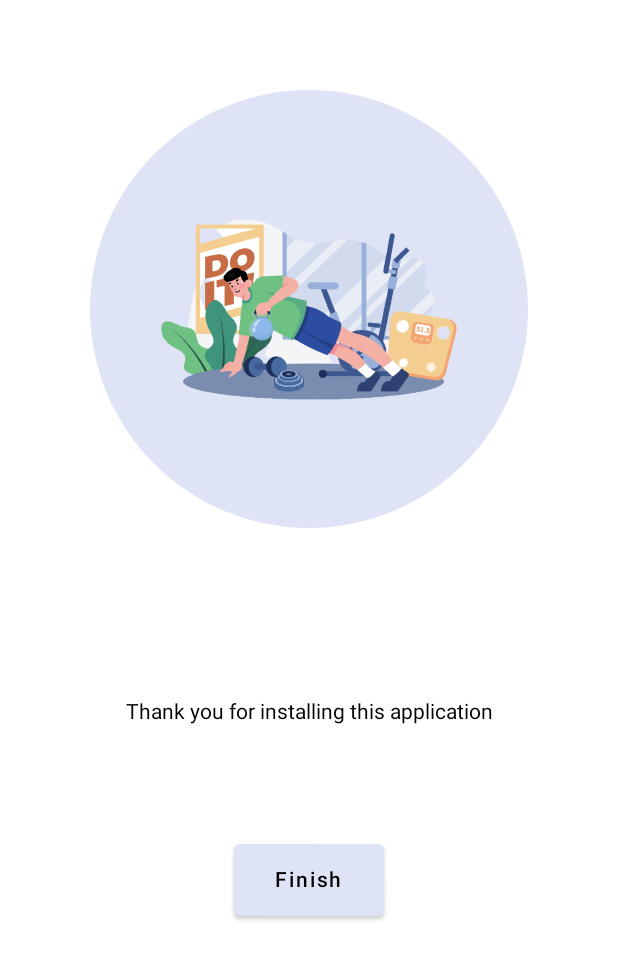
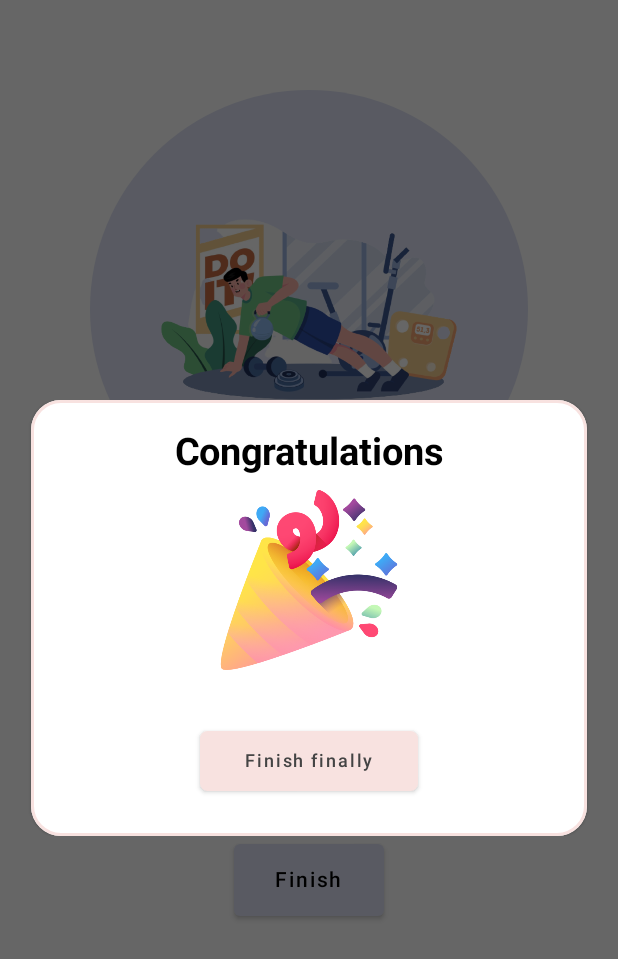
Before and after one commit to zvonacusbrle/FitnessClientTracker, an Android app built with Jetpack Compose: the fragment ThirdScreenFragment placed in its activity, after a tap on "Finish", on a phone screen of 412 x 824 dp. Shown: the top 959 px of the screen. Run offline under Robolectric (Android 15) with nearby library versions, the phone set to English and light mode, and no system bars.

Commit message:
Show FinishDialog when user clicks FinishButton in third fragment

```diff
--- a/app/src/main/java/android/tvz/hr/fitnessclienttracker/MainActivity.kt
+++ b/app/src/main/java/android/tvz/hr/fitnessclienttracker/MainActivity.kt
@@ -1,7 +1,7 @@
 package android.tvz.hr.fitnessclienttracker
 
+import android.os.Bundle
 import androidx.appcompat.app.AppCompatActivity
-import android.os.Bundle
 
 class MainActivity : AppCompatActivity() {
     override fun onCreate(savedInstanceState: Bundle?) {
--- a/app/src/main/java/android/tvz/hr/fitnessclienttracker/onboarding/ViewPagerAdapter.kt
+++ b/app/src/main/java/android/tvz/hr/fitnessclienttracker/onboarding/ViewPagerAdapter.kt
@@ -11,9 +11,7 @@ class ViewPagerAdapter(
     lifecycle: Lifecycle
 ) :
     FragmentStateAdapter(fm, lifecycle) {
-
     private val fragmentList = list
-
     override fun getItemCount(): Int {
         return fragmentList.size
     }
--- a/app/src/main/java/android/tvz/hr/fitnessclienttracker/onboarding/screens/SecondScreenFragment.kt
+++ b/app/src/main/java/android/tvz/hr/fitnessclienttracker/onboarding/screens/SecondScreenFragment.kt
@@ -5,7 +5,6 @@ import android.tvz.hr.fitnessclienttracker.R
 import android.view.LayoutInflater
 import android.view.View
 import android.view.ViewGroup
-import androidx.compose.material.Text
 import androidx.compose.ui.platform.ComposeView
 import androidx.fragment.app.Fragment
 import androidx.viewpager2.widget.ViewPager2
--- a/app/src/main/java/android/tvz/hr/fitnessclienttracker/onboarding/screens/ThirdScreenFragment.kt
+++ b/app/src/main/java/android/tvz/hr/fitnessclienttracker/onboarding/screens/ThirdScreenFragment.kt
@@ -2,10 +2,12 @@ package android.tvz.hr.fitnessclienttracker.onboarding.screens
 
 import android.os.Bundle
 import android.tvz.hr.fitnessclienttracker.R
+import android.tvz.hr.fitnessclienttracker.onboarding.screens.components.FinishDialog
 import android.view.LayoutInflater
 import android.view.View
 import android.view.ViewGroup
-import androidx.compose.material.Text
+import androidx.compose.runtime.mutableStateOf
+import androidx.compose.runtime.remember
 import androidx.compose.ui.platform.ComposeView
 import androidx.fragment.app.Fragment
 import androidx.viewpager2.widget.ViewPager2
@@ -19,14 +21,21 @@ class ThirdScreenFragment : Fragment() {
         val viewPager = activity?.findViewById<ViewPager2>(R.id.viewPager)
         return ComposeView(requireContext()).apply {
             setContent {
+                val isDialogOpen = remember {
+                    mutableStateOf(false)
+                }
                 OnBoardingPage(
                     viewPager = viewPager,
                     backgroundColor = R.color.light_purple,
                     fragmentPicture = R.drawable.third_fragment_picture,
                     title = "",
                     textContent = "Thank you for installing this application",
-                    currentPage = 3
+                    currentPage = 3,
+                    isDialogOpen = isDialogOpen
                 )
+                if (isDialogOpen.value) {
+                    FinishDialog()
+                }
             }
         }
     }
--- a/app/src/main/java/android/tvz/hr/fitnessclienttracker/onboarding/screens/components/FinishButton.kt
+++ b/app/src/main/java/android/tvz/hr/fitnessclienttracker/onboarding/screens/components/FinishButton.kt
@@ -1,32 +1,35 @@
 package android.tvz.hr.fitnessclienttracker.onboarding.screens.components
 
+import android.tvz.hr.fitnessclienttracker.R
 import androidx.compose.foundation.layout.*
 import androidx.compose.material.Button
 import androidx.compose.material.ButtonDefaults
 import androidx.compose.material.Text
 import androidx.compose.runtime.Composable
+import androidx.compose.runtime.MutableState
 import androidx.compose.ui.Alignment
 import androidx.compose.ui.Modifier
 import androidx.compose.ui.graphics.Color
+import androidx.compose.ui.res.colorResource
 import androidx.compose.ui.unit.dp
 
 @Composable
-fun FinishButton() {
+fun FinishButton(isDialogOpen: MutableState<Boolean>?) {
     Box(
         modifier = Modifier
             .fillMaxSize()
             .padding(20.dp)
     ) {
         Button(
-            onClick = {  },
+            onClick = { isDialogOpen?.value = true },
             modifier = Modifier
                 .height(48.dp)
                 .width(100.dp)
                 .align(Alignment.Center),
             colors = ButtonDefaults.textButtonColors(
-                backgroundColor = Color(0xFFdfe3f6)
+                backgroundColor = colorResource(id = R.color.light_purple)
             )
-        ){
+        ) {
             Text(text = "Finish", color = Color.Black)
         }
     }
--- /dev/null
+++ b/app/src/main/java/android/tvz/hr/fitnessclienttracker/onboarding/screens/components/FinishDialog.kt
@@ -0,0 +1,85 @@
+package android.tvz.hr.fitnessclienttracker.onboarding.screens.components
+
+import android.tvz.hr.fitnessclienttracker.R
+import androidx.compose.foundation.Image
+import androidx.compose.foundation.border
+import androidx.compose.foundation.layout.*
+import androidx.compose.foundation.shape.RoundedCornerShape
+import androidx.compose.material.*
+import androidx.compose.runtime.Composable
+import androidx.compose.ui.Alignment
+import androidx.compose.ui.ExperimentalComposeUiApi
+import androidx.compose.ui.Modifier
+import androidx.compose.ui.graphics.Color
+import androidx.compose.ui.res.colorResource
+import androidx.compose.ui.res.painterResource
+import androidx.compose.ui.text.font.FontWeight
+import androidx.compose.ui.tooling.preview.Preview
+import androidx.compose.ui.unit.dp
+import androidx.compose.ui.unit.sp
+import androidx.compose.ui.window.Dialog
+import androidx.compose.ui.window.DialogProperties
+
+@OptIn(ExperimentalComposeUiApi::class)
+@Composable
+fun FinishDialog() {
+    Dialog(
+        onDismissRequest = { /*TODO*/ },
+        properties = DialogProperties(usePlatformDefaultWidth = false)
+    ) {
+        Card(
+            elevation = 1.dp,
+            shape = RoundedCornerShape(20.dp),
+            modifier = Modifier
+                .fillMaxWidth(0.9f)
+                .border(
+                    width = 2.dp,
+                    color = colorResource(id = R.color.light_red),
+                    shape = RoundedCornerShape(20.dp),
+                )
+        ) {
+            Column(
+                modifier = Modifier.padding(20.dp),
+                horizontalAlignment = Alignment.CenterHorizontally,
+                verticalArrangement = Arrangement.Center
+            ) {
+
+                Text(
+                    text = "Congratulations",
+                    color = Color.Black,
+                    fontWeight = FontWeight.Bold,
+                    fontSize = 25.sp
+                )
+                Spacer(modifier = Modifier.padding(5.dp))
+                Image(
+                    painter = painterResource(id = R.drawable.confetti),
+                    contentDescription = "Dialog celebration picture",
+                    modifier = Modifier
+                        .width(120.dp)
+                        .height(120.dp)
+                )
+                Spacer(modifier = Modifier.padding(15.dp))
+                Button(
+                    onClick = { },
+                    modifier = Modifier
+                        .fillMaxWidth(0.5f)
+                        .height(60.dp)
+                        .padding(10.dp),
+                    shape = RoundedCornerShape(5.dp),
+                    colors = ButtonDefaults.textButtonColors(
+                        backgroundColor = colorResource(id = R.color.light_red)
+                    )
+                ) {
+                    Text(text = "Finish finally", fontSize = 12.sp, color = Color.DarkGray)
+                }
+            }
+        }
+    }
+
+}
+
+@Composable
+@Preview
+fun FinishDialogPreview() {
+    FinishDialog()
+}
--- a/app/src/main/java/android/tvz/hr/fitnessclienttracker/onboarding/screens/components/OnBoardingPage.kt
+++ b/app/src/main/java/android/tvz/hr/fitnessclienttracker/onboarding/screens/components/OnBoardingPage.kt
@@ -12,6 +12,7 @@ import androidx.compose.foundation.shape.CircleShape
 import androidx.compose.foundation.verticalScroll
 import androidx.compose.material.*
 import androidx.compose.runtime.Composable
+import androidx.compose.runtime.MutableState
 import androidx.compose.ui.Alignment
 import androidx.compose.ui.Modifier
 import androidx.compose.ui.graphics.Color
@@ -20,7 +21,6 @@ import androidx.compose.ui.res.painterResource
 import androidx.compose.ui.unit.dp
 import androidx.compose.ui.unit.sp
 import androidx.compose.ui.viewinterop.AndroidView
-import androidx.core.graphics.toColorInt
 import androidx.viewpager2.widget.ViewPager2
 
 @SuppressLint("InflateParams")
@@ -32,6 +32,7 @@ fun OnBoardingPage(
     title: String?,
     textContent: String,
     currentPage: Int,
+    isDialogOpen: MutableState<Boolean>? = null
 ) {
     Column(
         horizontalAlignment = Alignment.CenterHorizontally,
@@ -69,8 +70,8 @@ fun OnBoardingPage(
                 .inflate(R.layout.fragment_view_pager, null, false)
             view
         })
-        if(currentPage == 3){
-            FinishButton()
+        if (currentPage == 3) {
+            FinishButton(isDialogOpen)
         } else {
             Box(
                 modifier = Modifier
```
Also changed, not shown: app/src/main/java/android/tvz/hr/fitnessclienttracker/onboarding/SplashFragment.kt (+9 -10 lines), app/src/main/java/android/tvz/hr/fitnessclienttracker/onboarding/ViewPagerFragment.kt (+4 -6 lines), app/src/main/java/android/tvz/hr/fitnessclienttracker/onboarding/screens/FirstScreenFragment.kt (+3 -4 lines), app/src/main/res/anim/slide_in_right.xml (added, +7 -0 lines), app/src/main/res/anim/slide_out_left.xml (added, +7 -0 lines), app/src/main/res/drawable/confetti.png (added).
